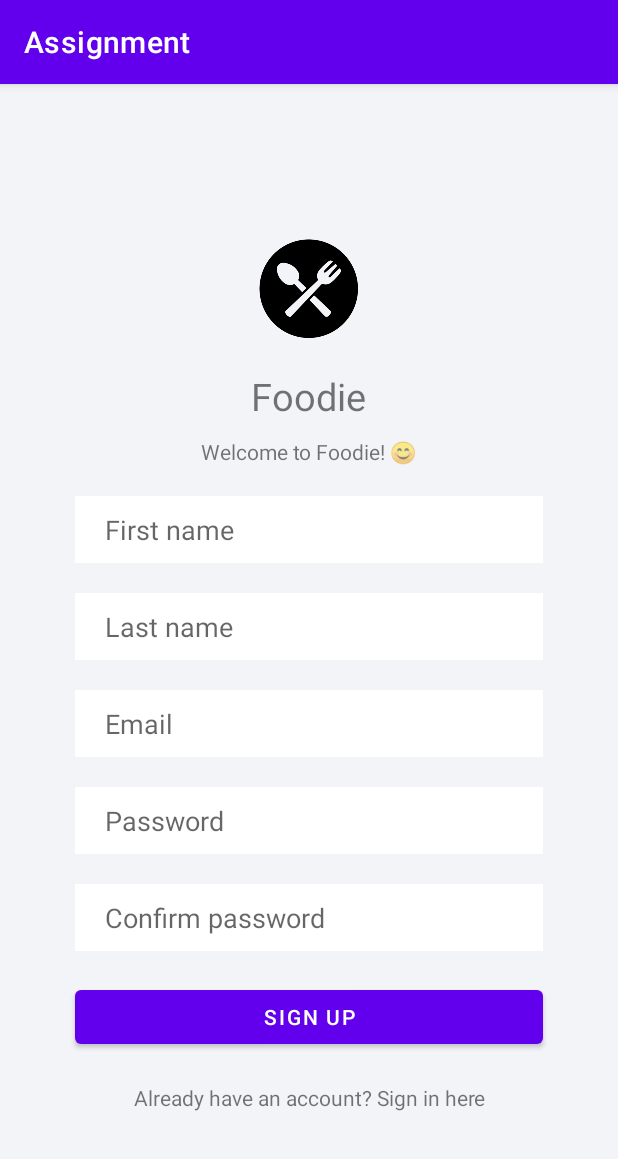
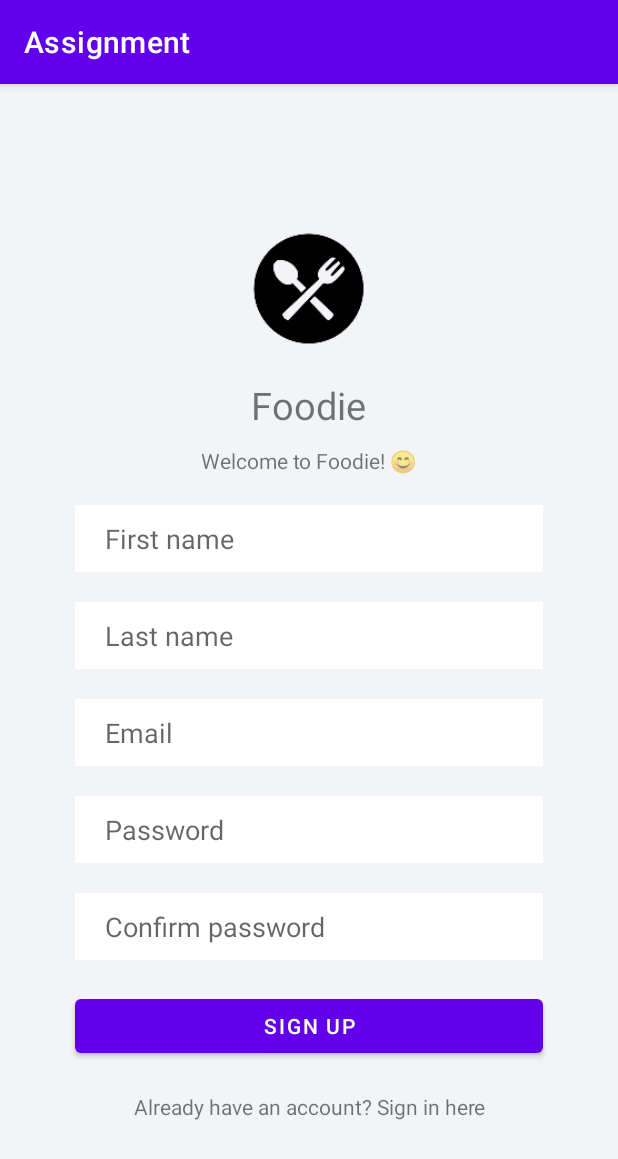
Before and after one commit to chuunfaii/mobile-assignment, an Android app: the Register screen opened directly, with no data from a screen before it, on a phone screen of 412 x 824 dp. Shown: the top 1159 px of the screen. Run offline under Robolectric (Android 15) with nearby library versions, the phone set to English and light mode, and no system bars.

Commit message:
Modify register image width and height

```diff
--- a/app/src/main/res/layout/activity_register.xml
+++ b/app/src/main/res/layout/activity_register.xml
@@ -10,9 +10,9 @@
     tools:context=".Register">
 
     <ImageView
-        android:id="@+id/imageView2"
-        android:layout_width="wrap_content"
-        android:layout_height="wrap_content"
+        android:id="@+id/logoRegister"
+        android:layout_width="120dp"
+        android:layout_height="120dp"
         android:layout_gravity="center"
         android:contentDescription="@string/logo_description"
         android:src="@mipmap/ic_logo_foreground" />
```
